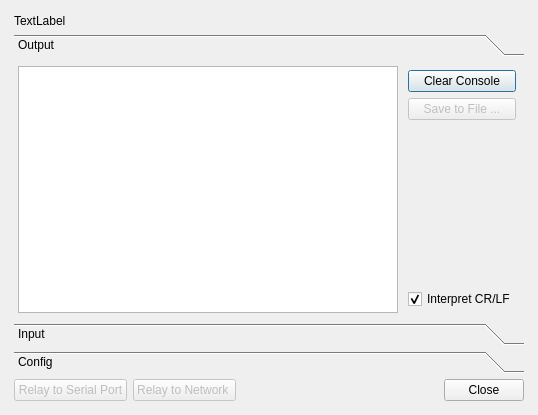
This is ui/serialconsole.ui in TheProjecter/pockemul as Qt 5 draws it before an edit. The edited form follows.
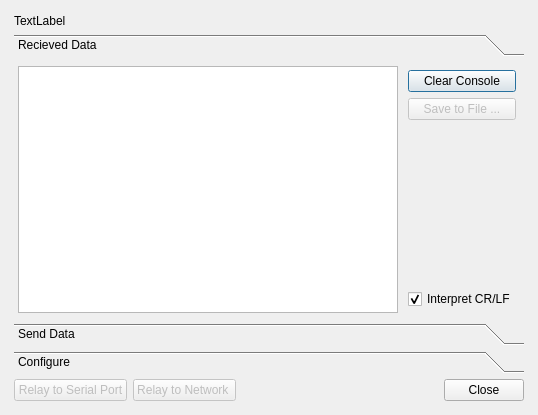
This is the edited form.

The edit to the form file:
```diff
--- a/ui/serialconsole.ui
+++ b/ui/serialconsole.ui
@@ -59,7 +59,7 @@
          </rect>
         </property>
         <attribute name="label">
-         <string>Output</string>
+         <string>Recieved Data</string>
         </attribute>
         <layout class="QVBoxLayout" name="verticalLayout_3">
          <item>
@@ -159,7 +159,7 @@
          </rect>
         </property>
         <attribute name="label">
-         <string>Input</string>
+         <string>Send Data</string>
         </attribute>
         <widget class="QWidget" name="verticalLayoutWidget">
          <property name="geometry">
@@ -316,7 +316,7 @@
          </rect>
         </property>
         <attribute name="label">
-         <string>Config</string>
+         <string>Configure</string>
         </attribute>
         <widget class="QWidget" name="layoutWidget">
          <property name="geometry">
```
